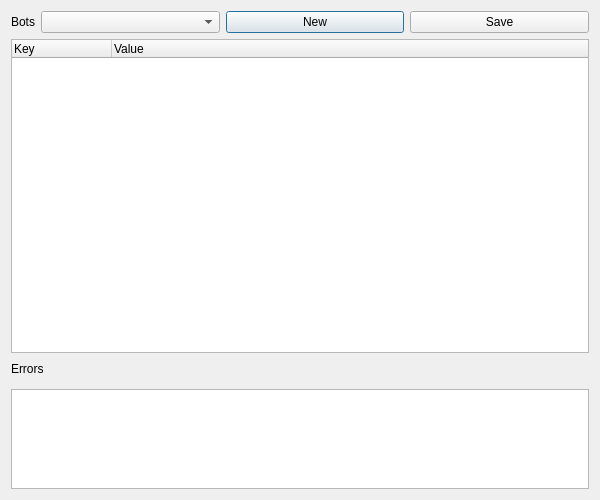
bikerlfh/crashbot, file apps/gui/resources/ui/config_bot.ui: the form before one commit.
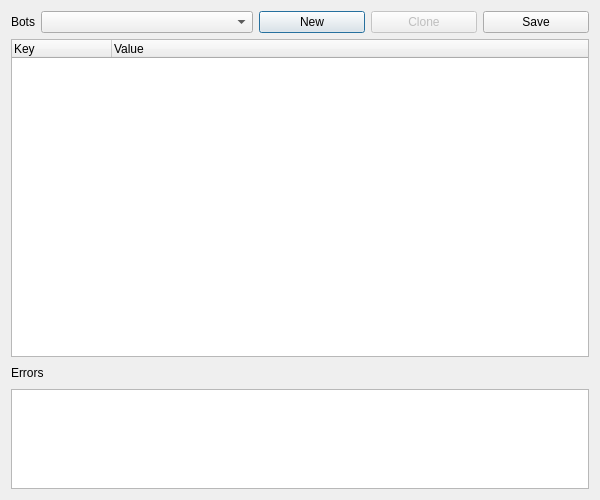
The form after the commit.

```diff
--- a/apps/gui/resources/ui/config_bot.ui
+++ b/apps/gui/resources/ui/config_bot.ui
@@ -48,7 +48,7 @@
       <widget class="QComboBox" name="cmb_bots">
        <property name="sizePolicy">
         <sizepolicy hsizetype="Preferred" vsizetype="Fixed">
-         <horstretch>1</horstretch>
+         <horstretch>2</horstretch>
          <verstretch>0</verstretch>
         </sizepolicy>
        </property>
@@ -67,6 +67,22 @@
        </property>
       </widget>
      </item>
+     <item>
+      <widget class="QPushButton" name="btn_clone">
+       <property name="enabled">
+        <bool>false</bool>
+       </property>
+       <property name="sizePolicy">
+        <sizepolicy hsizetype="Minimum" vsizetype="Fixed">
+         <horstretch>1</horstretch>
+         <verstretch>0</verstretch>
+        </sizepolicy>
+       </property>
+       <property name="text">
+        <string>Clone</string>
+       </property>
+      </widget>
+     </item>
      <item>
       <widget class="QPushButton" name="btn_save">
        <property name="sizePolicy">
@@ -106,17 +122,6 @@
     </widget>
    </item>
    <item>
-    <layout class="QVBoxLayout" name="ly_errors">
-     <property name="spacing">
-      <number>10</number>
-     </property>
-     <property name="sizeConstraint">
-      <enum>QLayout::SetDefaultConstraint</enum>
-     </property>
-     <property name="topMargin">
-      <number>0</number>
-     </property>
-     <item>
       <widget class="QLabel" name="label">
        <property name="sizePolicy">
         <sizepolicy hsizetype="Preferred" vsizetype="Preferred">
@@ -171,8 +176,6 @@
         <enum>QListView::Adjust</enum>
        </property>
       </widget>
-     </item>
-    </layout>
    </item>
   </layout>
  </widget>
```
Lines whose indentation alone changed are shown as unchanged.
